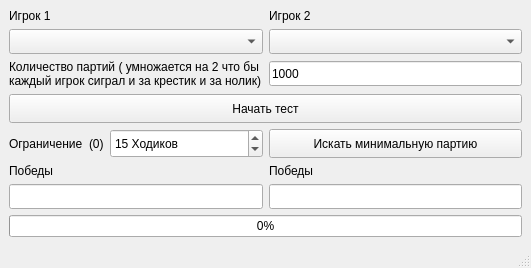
Lostinlongfile/Xox, file force_test.ui: the form before one commit.
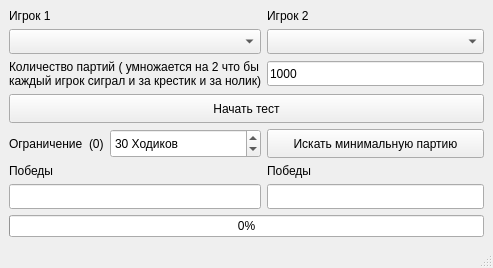
The form after the commit.

Commit message:
Маленький Багфикс
Перезапись файла исправлена ( раньше её небыло при автоматическом режиме
и там творился ужас)

```diff
--- a/force_test.ui
+++ b/force_test.ui
@@ -6,7 +6,7 @@
    <rect>
     <x>0</x>
     <y>0</y>
-    <width>531</width>
+    <width>493</width>
     <height>268</height>
    </rect>
   </property>
@@ -209,7 +209,7 @@
          <string/>
         </property>
         <property name="value">
-         <number>15</number>
+         <number>30</number>
         </property>
        </widget>
       </item>
```
Left out of the diff: 2 changed lines with no effect on the pictures. The commit also changes 2 other files.
